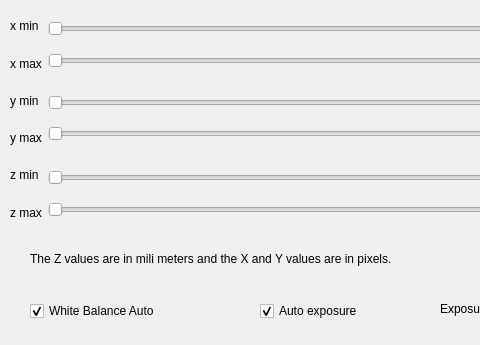
Qt form ui/sliders.ui (cvlabbonn/tools_openni2) before a commit; both pictures show x 0 to 480 and y 0 to 345 of the 1047 by 345 pixel window.
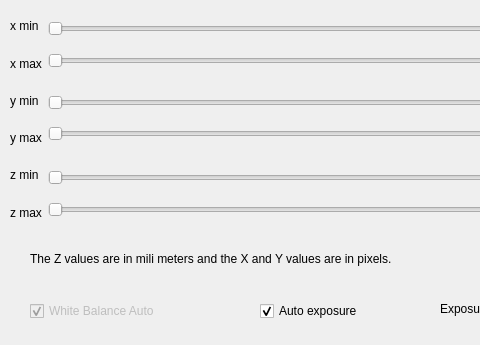
The same form after that commit.

Commit message: disable the whitebalance option since it seems that is not working correctly

Diff of the .ui file:
```diff
--- a/ui/sliders.ui
+++ b/ui/sliders.ui
@@ -335,6 +335,9 @@
    </layout>
   </widget>
   <widget class="QCheckBox" name="whiteBalance">
+   <property name="enabled">
+    <bool>false</bool>
+   </property>
    <property name="geometry">
     <rect>
      <x>30</x>
```
